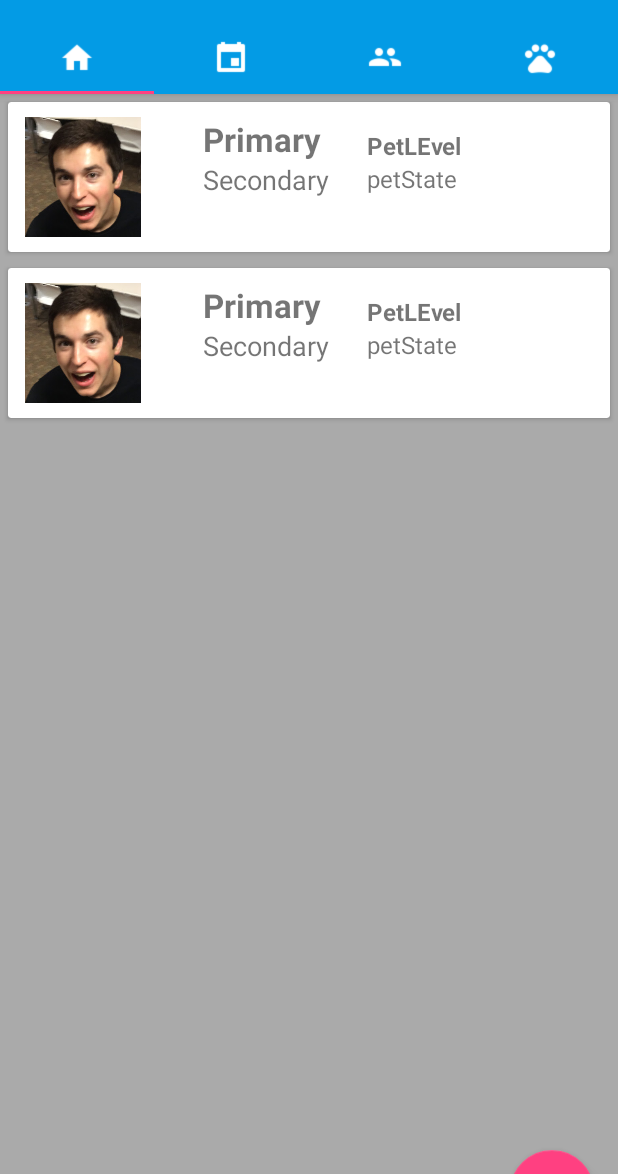
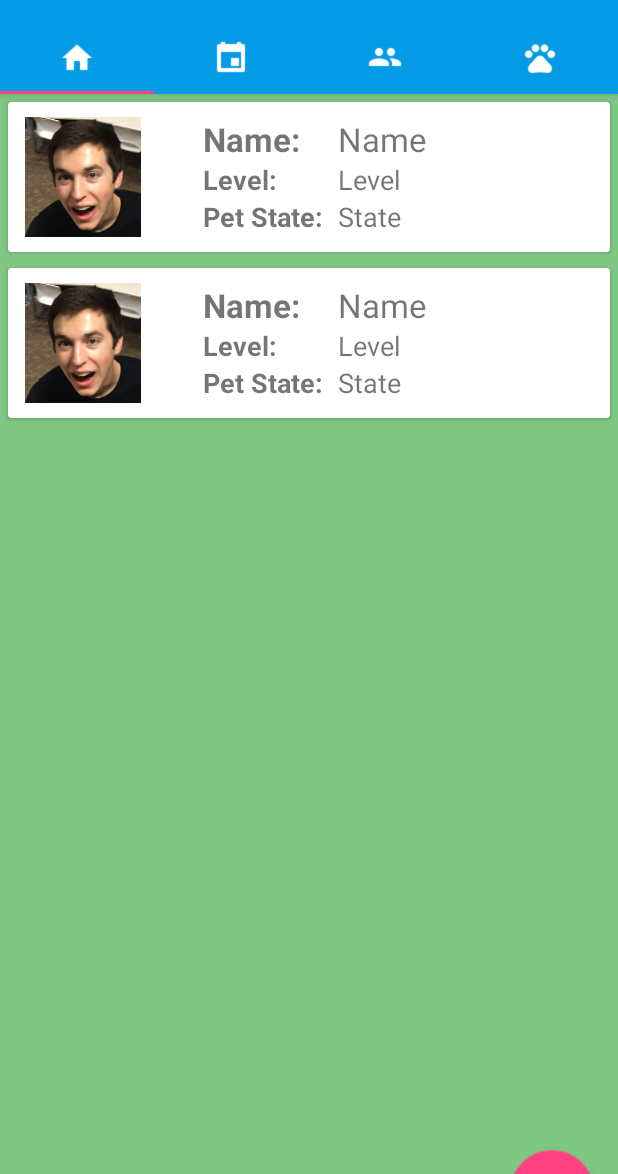
Before and after one commit to gatesyp/openshift, an Android app: the fragment SocialFragment placed in its activity, on a phone screen of 412 x 824 dp, the part 62-1236 px from its top. Run offline under Robolectric (Android 15) with nearby library versions, the phone set to English and light mode, and no system bars; our stand-ins replace Volley; network calls fail; pictures from the network do not load; 59 statements that could not run were skipped.

Commit message:
Updated events and social cards and home text

```diff
--- a/mobile/OpenShift/app/src/main/java/co/com/stohio/openshift/main/DataObjectSocial.java
+++ b/mobile/OpenShift/app/src/main/java/co/com/stohio/openshift/main/DataObjectSocial.java
@@ -8,14 +8,15 @@ public class DataObjectSocial {
     private String mText2;
     private String mText3;
     private String mText4;
+    private String mText5;
+    private String mText6;
     private int mImgId;
 
-    DataObjectSocial(String text1, String text2, int imgid, String text3, String text4 ){
-        mText1 = text1;
-        mText2 = text2;
+    DataObjectSocial(String text4, String text5, String text6, int imgid){
         mImgId = imgid;
-        mText3 = text3;
         mText4 = text4;
+        mText5 = text5;
+        mText6 = text6;
     }
 
     public String getmText1() {
@@ -31,6 +32,8 @@ public class DataObjectSocial {
     }
     public String getmText3() { return mText3; }
     public String getmText4() { return mText4; }
+    public String getmText5() { return mText5; }
+    public String getmText6() { return mText6; }
 
     public int getmImgId() { return mImgId; }
 
--- a/mobile/OpenShift/app/src/main/java/co/com/stohio/openshift/main/DemoFragment.java
+++ b/mobile/OpenShift/app/src/main/java/co/com/stohio/openshift/main/DemoFragment.java
@@ -21,7 +21,7 @@ public class DemoFragment extends Fragment {
 
         ImageView imageView = (ImageView) v.findViewById(R.id.demo);
         GlideDrawableImageViewTarget imageViewTarget = new GlideDrawableImageViewTarget(imageView);
-        Glide.with(this).load(R.raw.HomeState_pt1).into(imageViewTarget);
+//        Glide.with(this).load(R.raw.HomeState_pt1).into(imageViewTarget);
         return v;
     }
 
--- a/mobile/OpenShift/app/src/main/java/co/com/stohio/openshift/main/EventsFragment.java
+++ b/mobile/OpenShift/app/src/main/java/co/com/stohio/openshift/main/EventsFragment.java
@@ -44,7 +44,8 @@ public class EventsFragment extends Fragment {
         rv .setLayoutManager(llm);
 
         RequestQueue queue = Volley.newRequestQueue(getActivity().getApplicationContext());
-        String url = "http://f6cd1422.ngrok.io/events/get_last_few";
+//        String url = "http://f6cd1422.ngrok.io/events/get_last_few";
+        String url = "http://myapppython27-openshift1.0ec9.hackathon.openshiftapps.com/events/get_last_few";
         String bogos = "sksddfajddfsadfdsasdfasdffskkjlsadflkjdsalk";
 
         JSONObject jo = new JSONObject();
@@ -90,7 +91,7 @@ public class EventsFragment extends Fragment {
                         for (int index = 0; index < 2; index++) {
                             int id = getResources().getIdentifier("co.com.stohio.openshift:drawable/" + user_names.get(index), null, null);
 //                            DataObject obj = new DataObject(user_names.get(index), current_xp.get(index), id);
-                            DataObjectEvents obj = new DataObjectEvents(user_names.get(index), xp_change.get(index),  id, "Pet level", "pet state");
+                            DataObjectEvents obj = new DataObjectEvents(categorys.get(index), xp_change.get(index),  current_xp.get(index), id);
 
                             results.add(index, obj);
                         }
--- a/mobile/OpenShift/app/src/main/java/co/com/stohio/openshift/main/MySocialAdapter.java
+++ b/mobile/OpenShift/app/src/main/java/co/com/stohio/openshift/main/MySocialAdapter.java
@@ -26,6 +26,7 @@ public class MySocialAdapter extends RecyclerView
             implements View
             .OnClickListener {
         TextView label;
+        TextView username;
         TextView dateTime;
         ImageView image;
         TextView petState;
@@ -34,11 +35,10 @@ public class MySocialAdapter extends RecyclerView
 
         public DataObjectHolder(View itemView) {
             super(itemView);
-            label = (TextView) itemView.findViewById(R.id.textView);
-            dateTime = (TextView) itemView.findViewById(R.id.textView2);
+            username = (TextView) itemView.findViewById(R.id.textView4);
             image = (ImageView) itemView.findViewById(R.id.imageView1);
-            petState = (TextView) itemView.findViewById(R.id.textView3);
-            petLevel = (TextView) itemView.findViewById(R.id.textView4);
+            petLevel = (TextView) itemView.findViewById(R.id.textView5);
+            petState = (TextView) itemView.findViewById(R.id.textView6);
 
 //            Log.i(LOG_TAG, "Adding Listener");
             itemView.setOnClickListener(this);
@@ -70,11 +70,10 @@ public class MySocialAdapter extends RecyclerView
 
     @Override
     public void onBindViewHolder(DataObjectHolder holder, int position) {
-        holder.label.setText(mDataset.get(position).getmText1());
-        holder.dateTime.setText(mDataset.get(position).getmText2());
+        holder.username.setText(mDataset.get(position).getmText4());
+        holder.petLevel.setText(mDataset.get(position).getmText5());
+        holder.petState.setText(mDataset.get(position).getmText6());
         holder.image.setImageResource(mDataset.get(position).getmImgId());
-        holder.petState.setText(mDataset.get(position).getmText3());
-        holder.petLevel.setText(mDataset.get(position).getmText4());
 
     }
 
--- a/mobile/OpenShift/app/src/main/java/co/com/stohio/openshift/main/SocialFragment.java
+++ b/mobile/OpenShift/app/src/main/java/co/com/stohio/openshift/main/SocialFragment.java
@@ -44,7 +44,8 @@ public class SocialFragment extends Fragment {
         rv .setLayoutManager(llm);
 
         RequestQueue queue = Volley.newRequestQueue(getActivity().getApplicationContext());
-        String url = "http://f6cd1422.ngrok.io/friends/find_advanced";
+//        String url = "http://f6cd1422.ngrok.io/friends/find_advanced";
+        String url = "http://myapppython27-openshift1.0ec9.hackathon.openshiftapps.com/friends/find_advanced";
         String bogos = "sksddfajddfsadjdkdfdsasdfasdffskkjlsadflkjdsalk";
 
         JSONObject jo = new JSONObject();
@@ -103,7 +104,7 @@ public class SocialFragment extends Fragment {
                         results.clear();
                         for (int index = 0; index < l; index++) {
                             int id = getResources().getIdentifier("co.com.stohio.openshift:drawable/" + usernames.get(index), null, null);
-                            DataObjectSocial obj = new DataObjectSocial(usernames.get(index), pet_states.get(index),  id, pet_levels.get(index), "petState");
+                            DataObjectSocial obj = new DataObjectSocial(usernames.get(index), pet_levels.get(index), pet_states.get(index), id );
                             results.add(index, obj);
                         }
                         adapter = new MySocialAdapter(results);
@@ -116,7 +117,7 @@ public class SocialFragment extends Fragment {
                         Log.d("MyActivity", "That didnt work! ");
                         for (int index = 0; index < 2; index++) {
                             int id = getResources().getIdentifier("co.com.stohio.openshift:drawable/" + "emc67", null, null);
-                            DataObjectSocial obj = new DataObjectSocial("Primary", "Secondary ",  id, "PetLEvel", "petState");
+                            DataObjectSocial obj = new DataObjectSocial("Name", "Level",  "State", id);
 
                             results.add(index, obj);
                         }
--- a/mobile/OpenShift/app/src/main/res/layout/card_view_social.xml
+++ b/mobile/OpenShift/app/src/main/res/layout/card_view_social.xml
@@ -4,6 +4,7 @@
     xmlns:app="http://schemas.android.com/tools"
     android:layout_width="match_parent"
     android:layout_height="wrap_content">
+
 
     <android.support.v7.widget.CardView
         android:id="@+id/card_view_social"
@@ -16,6 +17,7 @@
         card_view:cardCornerRadius="2dp"
         card_view:contentPadding="10dp">
         <!--android:layout_gravity="center"-->
+
 
         <LinearLayout
             android:layout_width="match_parent"
@@ -32,12 +34,14 @@
                 android:layout_width="wrap_content"
                 android:layout_height="match_parent"
                 android:orientation="vertical">
+
                 <TextView
                     android:id="@+id/textView"
                     android:layout_width="wrap_content"
                     android:layout_height="wrap_content"
                     android:textStyle="bold"
                     android:textSize="22sp"
+                    android:text="Name:"
                     android:layout_marginStart="40dp"
                 />
 
@@ -46,6 +50,17 @@
                     android:layout_width="wrap_content"
                     android:layout_height="wrap_content"
                     android:textSize="18sp"
+                    android:textStyle="bold"
+                    android:text="Level:"
+                    android:layout_marginStart="40dp"
+                    />
+                <TextView
+                    android:id="@+id/textView3"
+                    android:layout_width="wrap_content"
+                    android:layout_height="wrap_content"
+                    android:textSize="18sp"
+                    android:textStyle="bold"
+                    android:text="Pet State:"
                     android:layout_marginStart="40dp"
                     />
             </LinearLayout>
@@ -55,22 +70,29 @@
                 android:layout_height="match_parent"
                 android:orientation="vertical">
                 <TextView
-                    android:id="@+id/textView3"
-                    android:layout_width="wrap_content"
-                    android:layout_height="wrap_content"
-                    android:textStyle="bold"
-                    android:textSize="16sp"
-                    android:layout_marginStart="20dp"
-                    android:layout_marginTop="8dp"
-                    android:text="Donger"
-                    />
-
-                <TextView
                     android:id="@+id/textView4"
                     android:layout_width="wrap_content"
                     android:layout_height="wrap_content"
-                    android:textSize="16sp"
-                    android:layout_marginStart="20dp"
+                    android:textSize="22sp"
+                    android:layout_marginStart="10dp"
+                    android:text="Donger"
+                    />
+                <!--android:layout_marginTop="1dp"-->
+
+                <TextView
+                    android:id="@+id/textView5"
+                    android:layout_width="wrap_content"
+                    android:layout_height="wrap_content"
+                    android:textSize="18sp"
+                    android:layout_marginStart="10dp"
+                    android:text="Donger2"
+                    />
+                <TextView
+                    android:id="@+id/textView6"
+                    android:layout_width="wrap_content"
+                    android:layout_height="wrap_content"
+                    android:textSize="18sp"
+                    android:layout_marginStart="10dp"
                     android:text="Donger2"
                     />
             </LinearLayout>
--- a/mobile/OpenShift/app/src/main/res/layout/fragment_home.xml
+++ b/mobile/OpenShift/app/src/main/res/layout/fragment_home.xml
@@ -16,11 +16,28 @@
         android:background="@android:color/darker_gray"
         android:fitsSystemWindows="true"
         >
-        <ImageView
-            android:scaleType="fitXY"
-            android:layout_width="fill_parent"
-            android:layout_height="fill_parent"
-            android:id="@+id/puppy"/>
+        <RelativeLayout
+            android:layout_width="match_parent"
+            android:layout_height="match_parent">
+
+            <ImageView
+                android:scaleType="fitXY"
+                android:layout_width="fill_parent"
+                android:layout_height="fill_parent"
+                android:id="@+id/puppy"/>
+
+            <TextView
+                android:layout_width="wrap_content"
+                android:layout_height="wrap_content"
+                android:layout_alignParentTop="true"
+                android:layout_marginTop="20dp"
+                android:layout_centerHorizontal="true"
+                android:textColor="#E1F5FE"
+                android:text="Fido is feeling frisky!"
+                />
+
+
+        </RelativeLayout>
     </FrameLayout>
     <!--<fragment-->
     <!--android:layout_width="match_parent"-->
--- a/mobile/OpenShift/app/src/main/res/layout/fragment_social.xml
+++ b/mobile/OpenShift/app/src/main/res/layout/fragment_social.xml
@@ -1,6 +1,7 @@
 <?xml version="1.0" encoding="utf-8"?>
 <android.support.design.widget.CoordinatorLayout xmlns:android="http://schemas.android.com/apk/res/android"
     android:layout_width="match_parent"
+    android:background="#81C784"
     android:layout_height="match_parent">
 
     <android.support.v7.widget.RecyclerView
```
Also changed, not shown: mobile/OpenShift/app/src/main/java/co/com/stohio/openshift/main/DataObjectEvents.java (+11 -21 lines), mobile/OpenShift/app/src/main/java/co/com/stohio/openshift/main/HomeFragment.java (+6 -5 lines), mobile/OpenShift/app/src/main/java/co/com/stohio/openshift/main/MyEventsAdapter.java (+10 -13 lines), mobile/OpenShift/app/src/main/res/layout/card_view_events.xml (+31 -11 lines), mobile/OpenShift/app/src/main/res/layout/fragment_events.xml (+1 -9 lines), mobile/OpenShift/app/src/main/res/raw/bloated.gif (added), mobile/OpenShift/app/src/main/res/raw/happy.gif (added), mobile/OpenShift/app/src/main/res/raw/homestate_1.gif (added), mobile/OpenShift/app/src/main/res/raw/homestate_2.gif (added), mobile/OpenShift/app/src/main/res/raw/sick.gif (added), mobile/OpenShift/app/src/main/res/raw/tired_pt1.gif (added), mobile/OpenShift/app/src/main/res/raw/tired_pt2.gif (added).
